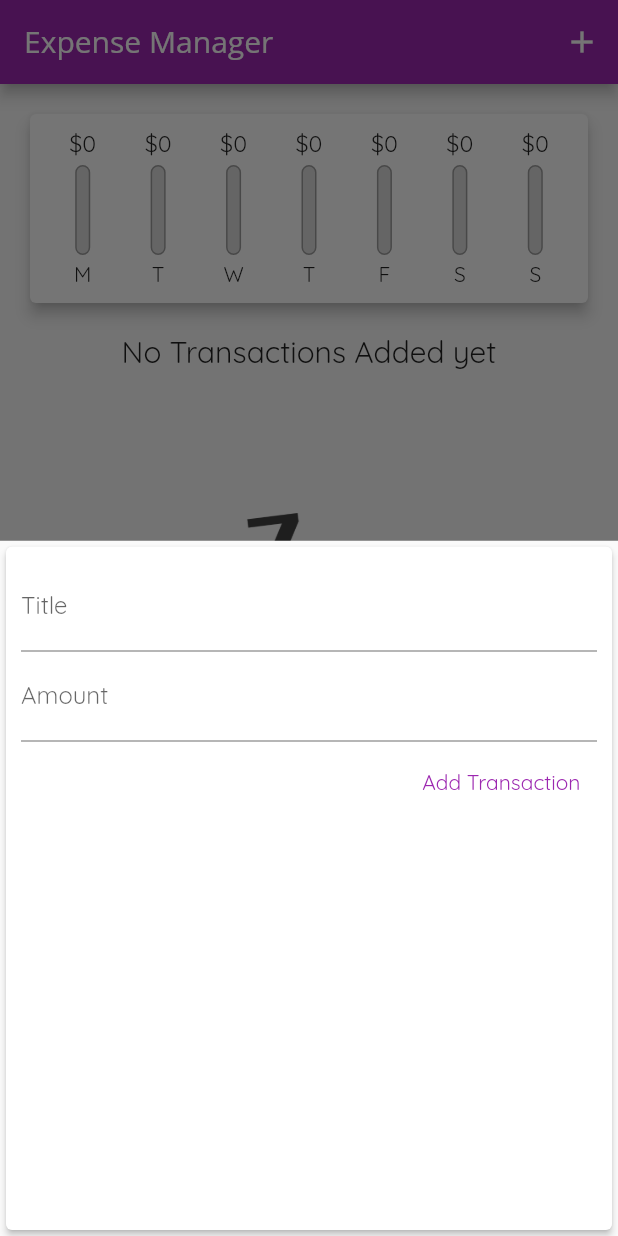
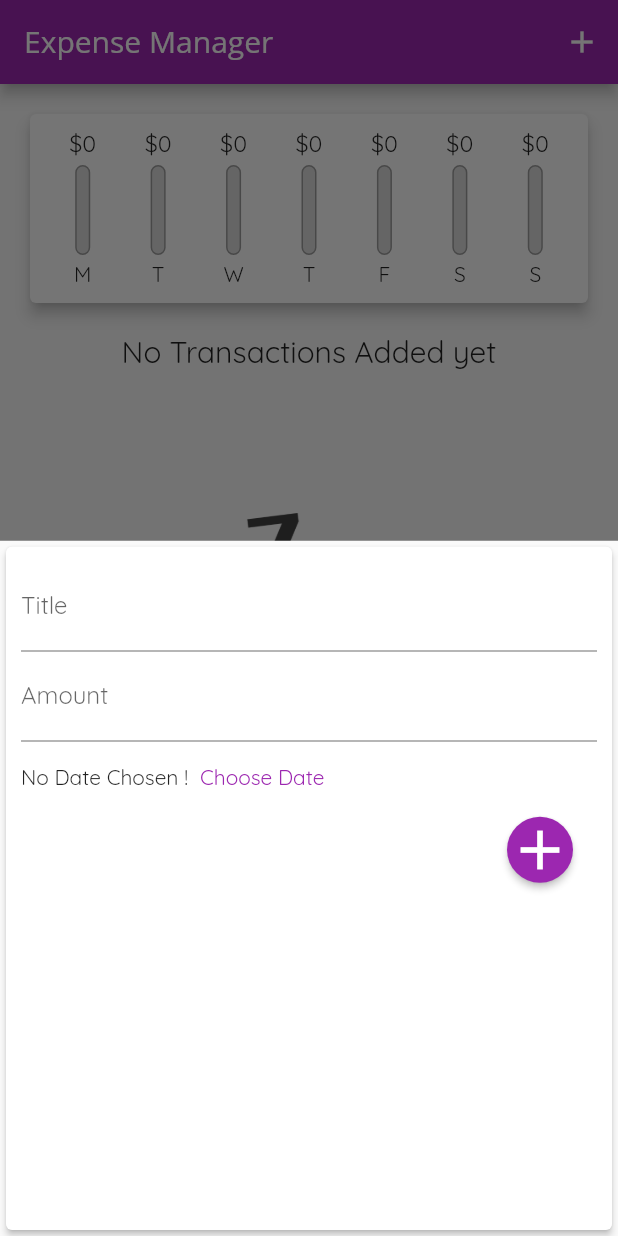
Before and after one commit to aritroo/expense_manager, a Flutter app: the screen it shows after launch, after a tap on the "add" icon, on a phone screen of 412 x 824 dp. Run offline on Flutter 3.47's test engine with Material 2 defaults, Android fonts, the phone set to English and light mode, and no system bars; our stand-ins replace sizer.

Commit message:
date picker

```diff
--- a/lib/main.dart
+++ b/lib/main.dart
@@ -1,11 +1,13 @@
 import 'package:flutter/material.dart';
 import 'home.dart';
+import 'package:sizer/sizer.dart';
 
 void main() => runApp(MyApp());
 
 class MyApp extends StatelessWidget {
   @override
   Widget build(BuildContext context) {
+    return Sizer(builder: (context, orientation, deviceType) {
       return MaterialApp(
         debugShowCheckedModeBanner: false,
         title: 'Second App',
@@ -26,5 +28,6 @@ class MyApp extends StatelessWidget {
         ),
         home: MyHomePage(),
       );
+    });
   }
 }
--- a/lib/widgets/new_transaction.dart
+++ b/lib/widgets/new_transaction.dart
@@ -1,4 +1,5 @@
 import 'package:flutter/material.dart';
+import 'package:sizer/sizer.dart';
 
 class NewTransaction extends StatefulWidget {
   final Function addTx;
@@ -34,6 +35,7 @@ class _NewTransactionState extends State<NewTransaction> {
         padding: EdgeInsets.all(10),
         child: Column(
           crossAxisAlignment: CrossAxisAlignment.end,
+          mainAxisAlignment: MainAxisAlignment.start,
           children: [
             TextField(
               decoration: InputDecoration(labelText: 'Title'),
@@ -46,16 +48,34 @@ class _NewTransactionState extends State<NewTransaction> {
               keyboardType: TextInputType.number,
               // onSubmitted: (_) => submitData(),
             ),
-            Padding(
-              padding: const EdgeInsets.all(3.0),
-              child: TextButton(
-                onPressed: submitData,
-                child: Text(
-                  'Add Transaction',
-                  style: TextStyle(color: Colors.purple),
+            Row(
+              mainAxisAlignment: MainAxisAlignment.start,
+              children: [
+                Text('No Date Chosen !'),
+                TextButton(
+                  onPressed: () => {},
+                  child: Text(
+                    'Choose Date',
+                    style: TextStyle(
+                      color: Theme.of(context).colorScheme.primary,
+                    ),
+                  ),
                 ),
+              ],
+            ),
+            SizedBox(
+              width: 22.w,
+            ),
+            ElevatedButton(
+              onPressed: submitData,
+              child: Icon(
+                Icons.add,
+                color: Colors.white,
+                size: 44,
               ),
-            )
+              style:
+                  ElevatedButton.styleFrom(shape: CircleBorder(), elevation: 2),
+            ),
           ],
         ),
       ),
--- a/pubspec.yaml
+++ b/pubspec.yaml
@@ -32,7 +32,7 @@ dependencies:
   flutter:
     sdk: flutter
   intl: ^0.18.0
-  fl_chart: ^0.60.0
+  sizer: ^2.0.15
 
   # The following adds the Cupertino Icons font to your application.
   # Use with the CupertinoIcons class for iOS style icons.
```
Also changed, not shown: pubspec.lock. Lines whose indentation alone changed are shown as unchanged.
